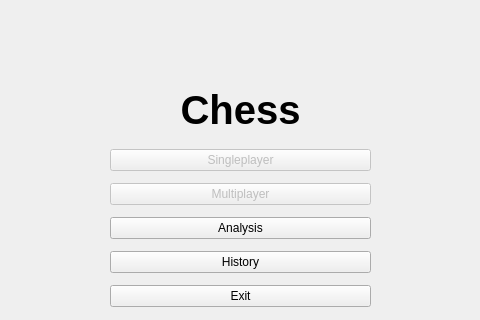
Before: the Qt Designer form UI/mainmenu.ui in adidvar/chess-app, drawn with Qt 5; both pictures show x 160 to 640 and y 179 to 499 of the 801 by 615 pixel window.
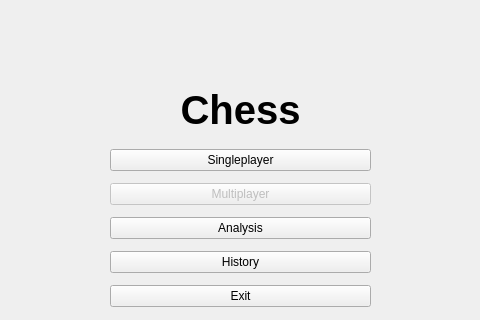
After: the same form once the commit is applied.

```diff
--- a/UI/mainmenu.ui
+++ b/UI/mainmenu.ui
@@ -79,7 +79,7 @@
         <item>
          <widget class="QPushButton" name="pushButton">
           <property name="enabled">
-           <bool>false</bool>
+           <bool>true</bool>
           </property>
           <property name="sizePolicy">
            <sizepolicy hsizetype="Expanding" vsizetype="Fixed">
```
Left out of the diff: 8 changed lines with no effect on the pictures.
